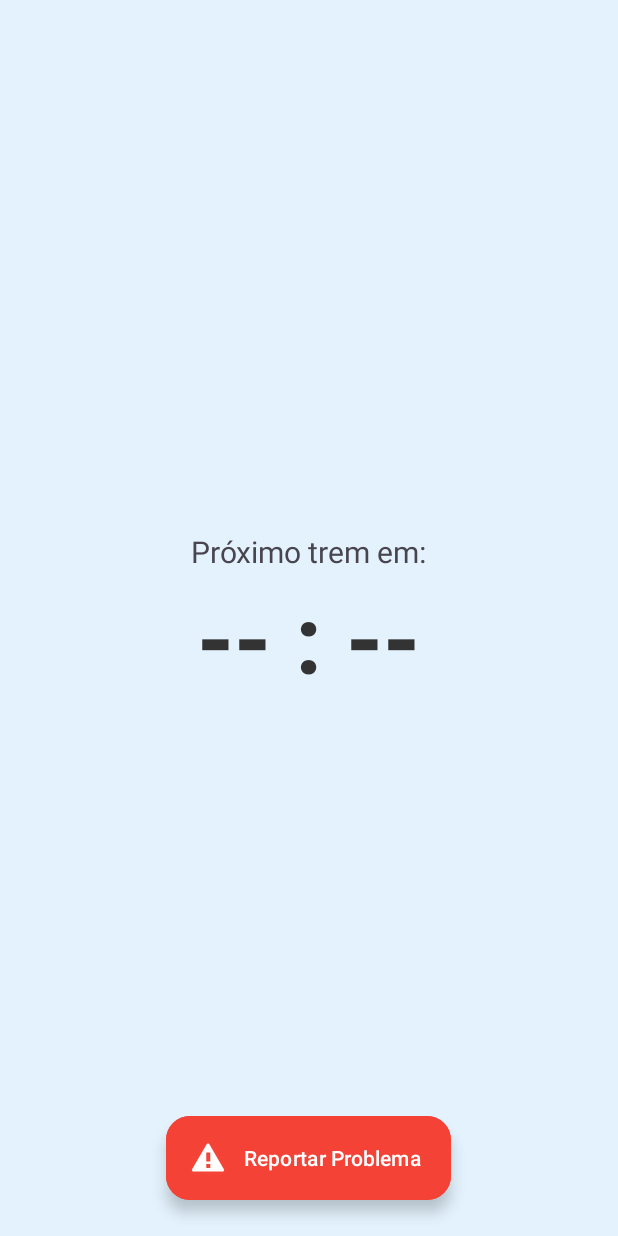
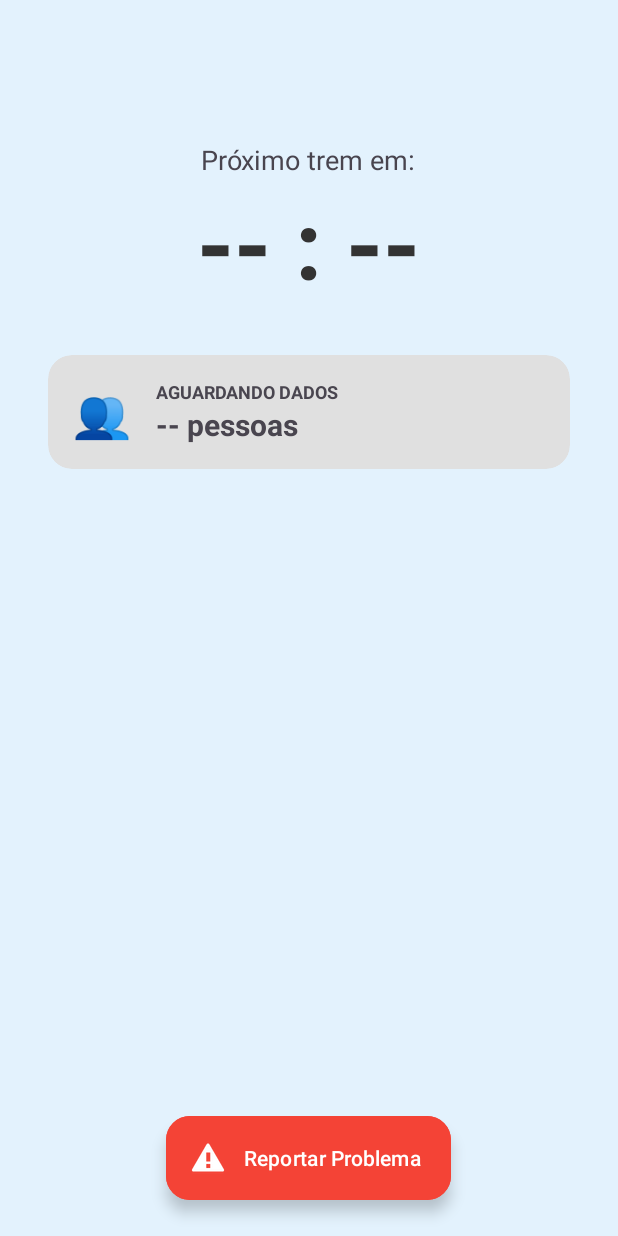
Before and after one commit to Rennanpaulino/TCC, an Android app: the DetalhesEstacaoActivity screen opened directly, with no data from a screen before it, on a phone screen of 412 x 824 dp. Run offline under Robolectric (Android 15) with nearby library versions, the phone set to English and light mode, and no system bars.

Commit message:
feat: Add lotação tracking and reporting features in station details

```diff
--- a/MonitoramentoTCC/app/build.gradle.kts
+++ b/MonitoramentoTCC/app/build.gradle.kts
@@ -50,6 +50,8 @@ dependencies {
     implementation("com.google.android.gms:play-services-location:21.0.1")
 // 2. Gráficos (MPAndroidChart) - Padrão ouro para gráficos em Android
     implementation("com.github.PhilJay:MPAndroidChart:v3.1.0")
+
+    implementation("com.squareup.okhttp3:logging-interceptor:4.10.0")
     testImplementation(libs.junit)
     androidTestImplementation(libs.ext.junit)
     androidTestImplementation(libs.espresso.core)
--- a/MonitoramentoTCC/app/src/main/java/com/seutcc/app/DetalhesEstacaoActivity.java
+++ b/MonitoramentoTCC/app/src/main/java/com/seutcc/app/DetalhesEstacaoActivity.java
@@ -1,5 +1,6 @@
 package com.seutcc.app;
 
+import android.graphics.Color;
 import android.os.Bundle;
 import android.os.Handler;
 import android.os.Looper;
@@ -8,12 +9,11 @@ import android.widget.ProgressBar;
 import android.widget.TextView;
 import android.widget.Toast;
 
-// Imports para o Alerta e Botão
 import androidx.appcompat.app.AlertDialog;
 import androidx.appcompat.app.AppCompatActivity;
+import androidx.cardview.widget.CardView;
+
 import com.google.android.material.floatingactionbutton.ExtendedFloatingActionButton;
-
-// Imports do seu projeto
 import com.seutcc.app.models.Previsao;
 import com.seutcc.app.models.Report;
 import com.seutcc.app.network.RetrofitClient;
@@ -24,15 +24,21 @@ import retrofit2.Response;
 
 public class DetalhesEstacaoActivity extends AppCompatActivity {
 
-    // Componentes Visuais
-    private TextView txtTimer, txtAviso, txtNomeEstacao;
+    // Componentes de Texto e Loading
+    private TextView txtNomeEstacao, txtTimer, txtAviso;
     private ProgressBar loading;
+
+    // Componentes da Lotação
+    private TextView txtQtdPessoas, txtTituloLotacao;
+    private CardView cardLotacao;
+
+    // Botão de Ação
     private ExtendedFloatingActionButton fabReport;
 
-    // Dados da Estação
+    // Dados da Navegação
     private String linhaId, estacaoId, nomeEstacao;
 
-    // Controlador do Loop de Tempo
+    // Controlador do Loop
     private Handler handler = new Handler(Looper.getMainLooper());
 
     @Override
@@ -40,37 +46,41 @@ public class DetalhesEstacaoActivity extends AppCompatActivity {
         super.onCreate(savedInstanceState);
         setContentView(R.layout.activity_detalhes_estacao);
 
-        // 1. Recebe os dados da tela anterior
+        // 1. Receber dados da tela anterior
         linhaId = getIntent().getStringExtra("LINHA_ID");
         estacaoId = getIntent().getStringExtra("ESTACAO_ID");
         nomeEstacao = getIntent().getStringExtra("ESTACAO_NOME");
 
-        // 2. Conecta com o XML
+        // 2. Vincular componentes do XML (IDs)
         txtNomeEstacao = findViewById(R.id.txtNomeEstacao);
         txtTimer = findViewById(R.id.txtTimer);
-        txtAviso = findViewById(R.id.txtAviso); // Lembre que no XML o ID pode ser txtAviso ou txtAvisoGPS
-        loading = findViewById(R.id.loading); // Se no XML for progressLoading, ajuste aqui
+        loading = findViewById(R.id.loading);
+        txtAviso = findViewById(R.id.txtAviso);
         fabReport = findViewById(R.id.fabReport);
 
-        // Define o título
+        // IDs do Cartão de Lotação
+        cardLotacao = findViewById(R.id.cardLotacao);
+        txtTituloLotacao = findViewById(R.id.txtTituloLotacao);
+        txtQtdPessoas = findViewById(R.id.txtQtdPessoas);
+
+        // 3. Configuração Inicial
         txtNomeEstacao.setText(nomeEstacao);
 
-        // 3. Configura o Botão de Reportar
+        // Clique do Botão de Reportar
         fabReport.setOnClickListener(v -> mostrarDialogoReport());
 
-        // 4. Inicia o Loop de Previsão
+        // 4. Iniciar Loop
         iniciarLoop();
     }
 
-    // --- LÓGICA DE PREVISÃO (LOOP) ---
+    // --- LOOP DE ATUALIZAÇÃO ---
 
     private void iniciarLoop() {
         handler.post(new Runnable() {
             @Override
             public void run() {
                 buscarPrevisao();
-                // Agenda a próxima execução para daqui 5 segundos
-                handler.postDelayed(this, 5000);
+                handler.postDelayed(this, 5000); // Roda a cada 5 segundos
             }
         });
     }
@@ -79,46 +89,68 @@ public class DetalhesEstacaoActivity extends AppCompatActivity {
         RetrofitClient.getIoTService().getPrevisao(linhaId, estacaoId).enqueue(new Callback<Previsao>() {
             @Override
             public void onResponse(Call<Previsao> call, Response<Previsao> response) {
-                loading.setVisibility(View.GONE); // Esconde loading na primeira resposta
+                loading.setVisibility(View.GONE); // Esconde o loading girando
 
                 if (response.isSuccessful() && response.body() != null) {
                     Previsao p = response.body();
-
-                    // Verifica mensagens especiais (Ex: "Nenhum trem na linha")
-                    if (p.getMensagem() != null && p.getMensagem().contains("Nenhum trem")) {
-                        txtTimer.setText("S/ Trem");
-                        txtTimer.setTextSize(40); // Diminui fonte se o texto for grande
-                        return;
-                    }
-
-                    // Formata o Tempo (ex: 04 : 12)
-                    String tempo = String.format("%02d : %02d", p.getMinutos(), p.getSegundos());
-                    txtTimer.setText(tempo);
-                    txtTimer.setTextSize(70); // Volta ao tamanho normal
-
-                    // Aviso de GPS Estimado
-                    if (p.isEstimado()) {
-                        txtAviso.setVisibility(View.VISIBLE);
-                        txtAviso.setText("⚠️ Sinal GPS Instável (Estimado)");
-                    } else {
-                        txtAviso.setVisibility(View.GONE);
-                    }
+                    atualizarTela(p);
                 }
             }
 
             @Override
             public void onFailure(Call<Previsao> call, Throwable t) {
                 loading.setVisibility(View.GONE);
-                txtTimer.setText("-- : --");
-                // Não mostramos Toast aqui para não spammar o usuário a cada 5s se a net cair
             }
         });
     }
 
-    // --- LÓGICA DE REPORT (BOTÃO) ---
+    private void atualizarTela(Previsao p) {
+        // A. Atualiza Timer
+        if (p.getMensagem() != null && p.getMensagem().contains("Nenhum trem")) {
+            txtTimer.setText("S/ Trem");
+            txtTimer.setTextSize(40);
+        } else {
+            String tempo = String.format("%02d : %02d", p.getMinutos(), p.getSegundos());
+            txtTimer.setText(tempo);
+            txtTimer.setTextSize(64);
+        }
+
+        // B. Atualiza Aviso de GPS
+        if (p.isEstimado()) {
+            txtAviso.setVisibility(View.VISIBLE);
+            txtAviso.setText("⚠️ Sinal GPS Instável (Estimado)");
+        } else {
+            txtAviso.setVisibility(View.GONE);
+        }
+
+        // C. ATUALIZA CARTÃO DE LOTAÇÃO (Lógica Visual)
+        int qtd = p.getLotacao(); // O Backend precisa mandar esse campo "lotacao" no JSON de previsão
+        txtQtdPessoas.setText(qtd + " pessoas detectadas");
+
+        if (qtd < 10) {
+            // VERDE (Vazio)
+            cardLotacao.setCardBackgroundColor(Color.parseColor("#E8F5E9"));
+            txtTituloLotacao.setText("VAGÃO VAZIO");
+            txtTituloLotacao.setTextColor(Color.parseColor("#2E7D32"));
+            txtQtdPessoas.setTextColor(Color.parseColor("#2E7D32"));
+        } else if (qtd < 30) {
+            // LARANJA (Moderado)
+            cardLotacao.setCardBackgroundColor(Color.parseColor("#FFF3E0"));
+            txtTituloLotacao.setText("LOTAÇÃO MÉDIA");
+            txtTituloLotacao.setTextColor(Color.parseColor("#EF6C00"));
+            txtQtdPessoas.setTextColor(Color.parseColor("#EF6C00"));
+        } else {
+            // VERMELHO (Cheio)
+            cardLotacao.setCardBackgroundColor(Color.parseColor("#FFEBEE"));
+            txtTituloLotacao.setText("SUPERLOTADO");
+            txtTituloLotacao.setTextColor(Color.parseColor("#C62828"));
+            txtQtdPessoas.setTextColor(Color.parseColor("#C62828"));
+        }
+    }
+
+    // --- SISTEMA DE REPORT ---
 
     private void mostrarDialogoReport() {
-        // Lista de problemas para o usuário escolher
         String[] problemas = {
                 "Trem muito atrasado",
                 "Superlotação Extrema",
@@ -129,12 +161,10 @@ public class DetalhesEstacaoActivity extends AppCompatActivity {
         };
 
         AlertDialog.Builder builder = new AlertDialog.Builder(this);
-        builder.setTitle("Qual o problema aqui?");
+        builder.setTitle("Qual o problema?");
 
         builder.setItems(problemas, (dialog, which) -> {
-            // "which" é o índice do item clicado (0, 1, 2...)
-            String problemaEscolhido = problemas[which];
-            enviarReportBackend(problemaEscolhido);
+            enviarReportBackend(problemas[which]);
         });
 
         builder.setNegativeButton("Cancelar", null);
@@ -142,32 +172,5 @@ public class DetalhesEstacaoActivity extends AppCompatActivity {
     }
 
     private void enviarReportBackend(String problema) {
-        // Cria o objeto Report
-        // Usuário fixo para TCC, mas poderia pegar do SessionManager
-        Report report = new Report("PassageiroApp", linhaId, estacaoId, problema);
-
-        // Chama o serviço de Report (Porta 8003)
-        RetrofitClient.getReportService().enviarReport(report).enqueue(new Callback<Void>() {
-            @Override
-            public void onResponse(Call<Void> call, Response<Void> response) {
-                if (response.isSuccessful()) {
-                    Toast.makeText(DetalhesEstacaoActivity.this, "Ocorrência registrada! Obrigado.", Toast.LENGTH_LONG).show();
-                } else {
-                    Toast.makeText(DetalhesEstacaoActivity.this, "Erro ao registrar: " + response.code(), Toast.LENGTH_SHORT).show();
-                }
-            }
-
-            @Override
-            public void onFailure(Call<Void> call, Throwable t) {
-                Toast.makeText(DetalhesEstacaoActivity.this, "Falha ao enviar report.", Toast.LENGTH_SHORT).show();
-            }
-        });
-    }
-
-    // Boa prática: Parar o loop se o usuário sair da tela para economizar bateria
-    @Override
-    protected void onDestroy() {
-        super.onDestroy();
-        handler.removeCallbacksAndMessages(null); // Mata o loop
-    }
-}
+        // Cria o Report
+        Report report = new Report("Passageiro", linhaId, estacaoId, problema);}}
--- a/MonitoramentoTCC/app/src/main/java/com/seutcc/app/network/RetrofitClient.java
+++ b/MonitoramentoTCC/app/src/main/java/com/seutcc/app/network/RetrofitClient.java
@@ -1,20 +1,31 @@
 package com.seutcc.app.network;
 
+import okhttp3.OkHttpClient;
+import okhttp3.logging.HttpLoggingInterceptor;
 import retrofit2.Retrofit;
 import retrofit2.converter.gson.GsonConverterFactory;
 
 public class RetrofitClient {
-    // IMPORTANTE: Mude para seu IP
 
-    // --- OPÇÃO A: EMULADOR (Use esta se estiver no PC) ---
-    private static final String BASE_URL = "http://10.0.2.2";
-    // --- OPÇÃO B: CELULAR FÍSICO (Use esta se conectar o cabo USB) ---
-    //private static final String BASE_URL = "http://192.168.15.11";
+    // GARANTA QUE ESTÁ SEM A BARRA NO FINAL!
+    //private static final String BASE_URL = "http://10.0.2.2";
+    private static final String BASE_URL = "http://192.168.15.4";
+    private static Retrofit getRetrofit(int port) {
 
-    private static Retrofit getRetrofit(int port) {
+        // --- CONFIGURAÇÃO DO LOG ---
+        HttpLoggingInterceptor logging = new HttpLoggingInterceptor();
+        // Nível BODY mostra o JSON inteiro que vai e volta
+        logging.setLevel(HttpLoggingInterceptor.Level.BODY);
+
+        OkHttpClient client = new OkHttpClient.Builder()
+                .addInterceptor(logging)
+                .build();
+        // ---------------------------
+
         return new Retrofit.Builder()
                 .baseUrl(BASE_URL + ":" + port + "/")
                 .addConverterFactory(GsonConverterFactory.create())
+                .client(client) // Adiciona o cliente com log
                 .build();
     }
 
--- a/MonitoramentoTCC/app/src/main/res/layout/activity_detalhes_estacao.xml
+++ b/MonitoramentoTCC/app/src/main/res/layout/activity_detalhes_estacao.xml
@@ -1,6 +1,7 @@
 <?xml version="1.0" encoding="utf-8"?>
 <RelativeLayout xmlns:android="http://schemas.android.com/apk/res/android"
 xmlns:app="http://schemas.android.com/apk/res-auto"
+xmlns:tools="http://schemas.android.com/tools"
 android:layout_width="match_parent"
 android:layout_height="match_parent"
 android:background="#E3F2FD">
@@ -28,25 +29,25 @@
         android:layout_width="match_parent"
         android:layout_height="wrap_content"
         android:orientation="vertical"
-            android:gravity="center"
+        android:gravity="center_horizontal"
         android:padding="24dp">
 
         <TextView
             android:id="@+id/txtNomeEstacao"
             android:layout_width="wrap_content"
             android:layout_height="wrap_content"
-                android:text="Estação"
+            android:text="Carregando..."
             android:textSize="28sp"
             android:textStyle="bold"
             android:textColor="#0D47A1"
-                android:textAlignment="center"/>
+            android:textAlignment="center"
+            android:layout_marginBottom="32dp"/>
 
         <TextView
             android:layout_width="wrap_content"
             android:layout_height="wrap_content"
             android:text="Próximo trem em:"
-                android:layout_marginTop="40dp"
-                android:textSize="20sp"/>
+            android:textSize="18sp"/>
 
         <TextView
             android:id="@+id/txtTimer"
@@ -63,6 +64,55 @@
             android:layout_height="wrap_content"
             android:layout_marginTop="16dp"/>
 
+        <androidx.cardview.widget.CardView
+            android:id="@+id/cardLotacao"
+            android:layout_width="match_parent"
+            android:layout_height="wrap_content"
+            android:layout_marginTop="32dp"
+            android:layout_marginHorizontal="8dp"
+            app:cardCornerRadius="16dp"
+            app:cardElevation="0dp"
+            app:cardBackgroundColor="#E0E0E0">
+
+            <LinearLayout
+                android:layout_width="match_parent"
+                android:layout_height="wrap_content"
+                android:orientation="horizontal"
+                android:padding="16dp"
+                android:gravity="center_vertical">
+
+                <TextView
+                    android:layout_width="wrap_content"
+                    android:layout_height="wrap_content"
+                    android:text="👥"
+                    android:textSize="32sp"
+                    android:layout_marginEnd="16dp"/>
+
+                <LinearLayout
+                    android:layout_width="match_parent"
+                    android:layout_height="wrap_content"
+                    android:orientation="vertical">
+
+                    <TextView
+                        android:id="@+id/txtTituloLotacao"
+                        android:layout_width="wrap_content"
+                        android:layout_height="wrap_content"
+                        android:text="AGUARDANDO DADOS"
+                        android:textSize="12sp"
+                        android:textStyle="bold"
+                        android:textAllCaps="true"/>
+
+                    <TextView
+                        android:id="@+id/txtQtdPessoas"
+                        android:layout_width="wrap_content"
+                        android:layout_height="wrap_content"
+                        android:text="-- pessoas"
+                        android:textSize="20sp"
+                        android:textStyle="bold"/>
+                </LinearLayout>
+            </LinearLayout>
+        </androidx.cardview.widget.CardView>
+
         <TextView
             android:id="@+id/txtAviso"
             android:layout_width="match_parent"
@@ -71,9 +121,10 @@
             android:gravity="center"
             android:background="#FFC107"
             android:padding="12dp"
-                android:layout_marginTop="32dp"
+            android:layout_marginTop="24dp"
             android:visibility="gone"
-                android:textStyle="bold"/>
+            android:textStyle="bold"
+            android:textColor="#000000"/>
 
     </LinearLayout>
 </ScrollView>
```
Also changed, not shown: MonitoramentoTCC/app/src/main/java/com/seutcc/app/models/Previsao.java (+7 -0 lines), 2 other files. Lines whose indentation alone changed are shown as unchanged.
